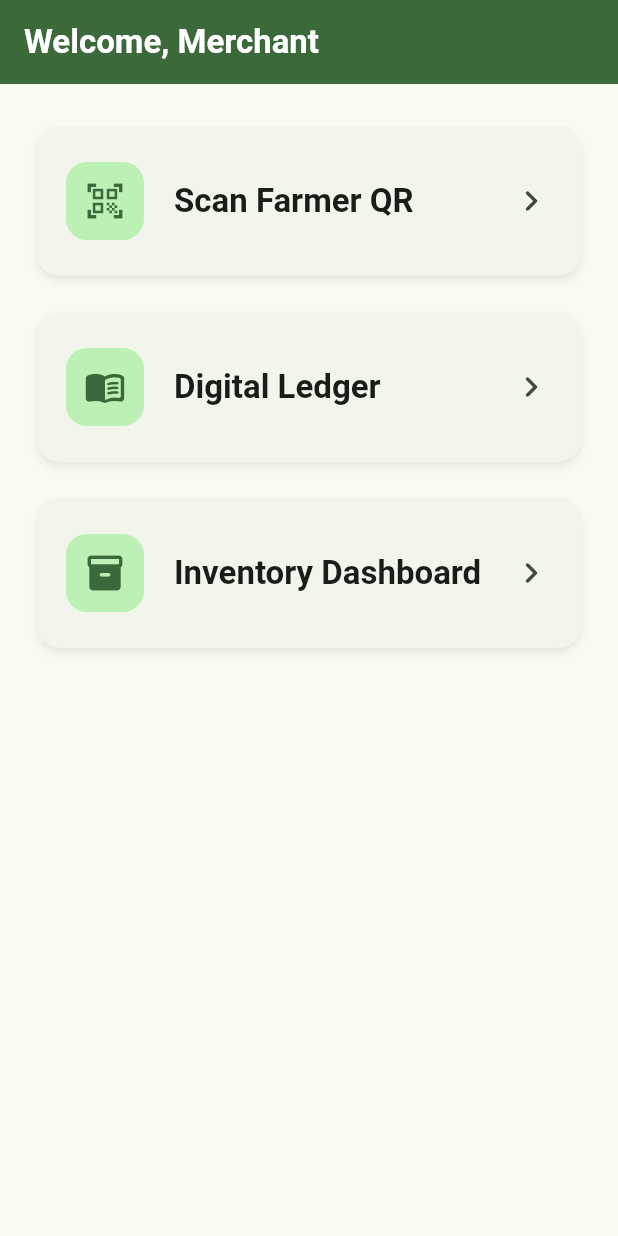
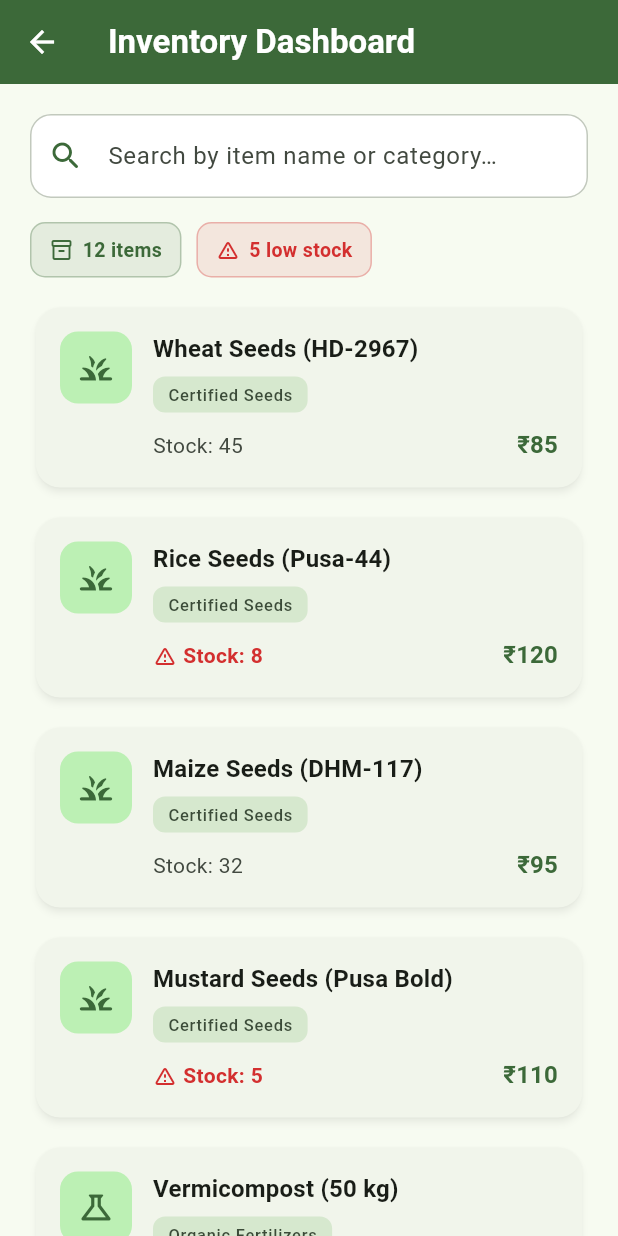
Before and after one commit to DigvijayParade/integrated_agri_hub, a Flutter app: the screen it shows after launch, after a tap on "Inventory Dashboard", on a phone screen of 412 x 824 dp. Run offline on Flutter 3.47's test engine with Material 3 defaults, Android fonts, the phone set to English and light mode, and no system bars; missing offline and left inert: mobile_scanner.

Commit message:
Complete Inventory Dashboard and fix voucher data routing bug

```diff
--- a/lib/main.dart
+++ b/lib/main.dart
@@ -1,5 +1,6 @@
 import 'package:flutter/material.dart';
 import 'screens/digital_ledger_screen.dart';
+import 'screens/inventory_dashboard_screen.dart';
 import 'screens/voucher_scanner_screen.dart';
 
 void main() {
@@ -59,13 +60,26 @@ class ShopkeeperDashboard extends StatelessWidget {
               _DashboardCard(
                 icon: Icons.qr_code_scanner,
                 label: 'Scan Farmer QR',
-                onTap: () {
-                  Navigator.push(
+                onTap: () async {
+                  final result = await Navigator.push<String>(
                     context,
                     MaterialPageRoute(
                       builder: (_) => const VoucherScannerScreen(),
                     ),
                   );
+                  // Guard against using context after an async gap
+                  if (!context.mounted) return;
+                  if (result != null && result.isNotEmpty) {
+                    Navigator.push(
+                      context,
+                      MaterialPageRoute(
+                        builder: (_) => DigitalLedgerScreen(
+                          preFilledVoucherCode: result, // FIXED LINE
+                          isVoucherApplied: true,
+                        ),
+                      ),
+                    );
+                  }
                 },
               ),
               const SizedBox(height: 16),
@@ -86,7 +100,12 @@ class ShopkeeperDashboard extends StatelessWidget {
                 icon: Icons.inventory_2_rounded,
                 label: 'Inventory Dashboard',
                 onTap: () {
-                  // TODO: navigate to inventory
+                  Navigator.push(
+                    context,
+                    MaterialPageRoute(
+                      builder: (_) => const InventoryDashboardScreen(),
+                    ),
+                  );
                 },
               ),
             ],
--- a/lib/screens/digital_ledger_screen.dart
+++ b/lib/screens/digital_ledger_screen.dart
@@ -7,12 +7,12 @@ import 'package:flutter/material.dart';
 class DigitalLedgerScreen extends StatefulWidget {
   const DigitalLedgerScreen({
     super.key,
-    this.preFilledFarmerId,
+    this.preFilledVoucherCode,
     this.isVoucherApplied = false,
   });
 
-  /// Farmer ID returned from the QR / manual voucher scan.
-  final String? preFilledFarmerId;
+  /// Voucher code returned from the QR / manual voucher scan.
+  final String? preFilledVoucherCode;
 
   /// When true, payment type is pre-set to "Cash/Voucher".
   final bool isVoucherApplied;
@@ -28,10 +28,8 @@ class _DigitalLedgerScreenState extends State<DigitalLedgerScreen> {
   @override
   void initState() {
     super.initState();
-    // Pre-fill Farmer ID if provided by scanner
-    _farmerIdController = TextEditingController(
-      text: widget.preFilledFarmerId ?? '',
-    );
+    // Initialize an empty controller so the shopkeeper can manually type the ID
+    _farmerIdController = TextEditingController();
     // Pre-select payment type based on voucher flag
     _paymentType = widget.isVoucherApplied ? 'Cash/Voucher' : 'Cash/Voucher';
   }
@@ -115,7 +113,28 @@ class _DigitalLedgerScreenState extends State<DigitalLedgerScreen> {
 
             const SizedBox(height: 28),
 
-            // ------- Farmer ID (pre-filled from scanner) -------
+            // ------- Verified Voucher Green Box -------
+            if (widget.preFilledVoucherCode != null && widget.preFilledVoucherCode!.isNotEmpty)
+              Container(
+                width: double.infinity,
+                padding: const EdgeInsets.all(12),
+                margin: const EdgeInsets.only(bottom: 16),
+                decoration: BoxDecoration(
+                  color: Colors.green.shade50,
+                  border: Border.all(color: Colors.green),
+                  borderRadius: BorderRadius.circular(8),
+                ),
+                child: Text(
+                  '✅ Verified Voucher: ${widget.preFilledVoucherCode}',
+                  style: const TextStyle(
+                    color: Colors.green,
+                    fontWeight: FontWeight.bold,
+                    fontSize: 16,
+                  ),
+                ),
+              ),
+
+            // ------- Farmer ID -------
             _LedgerTextField(
               label: 'Farmer ID',
               hint: 'e.g. FRM-001',
--- /dev/null
+++ b/lib/screens/inventory_dashboard_screen.dart
@@ -0,0 +1,443 @@
+import 'package:flutter/material.dart';
+
+// ---------------------------------------------------------------------------
+// InventoryDashboardScreen — browse & search shopkeeper stock
+// ---------------------------------------------------------------------------
+class InventoryDashboardScreen extends StatefulWidget {
+  const InventoryDashboardScreen({super.key});
+
+  @override
+  State<InventoryDashboardScreen> createState() =>
+      _InventoryDashboardScreenState();
+}
+
+class _InventoryDashboardScreenState extends State<InventoryDashboardScreen> {
+  final TextEditingController _searchController = TextEditingController();
+
+  /// Master list — never mutated.
+  final List<_InventoryItem> _allItems = const [
+    // ── Certified Seeds ──
+    _InventoryItem(
+      name: 'Wheat Seeds (HD-2967)',
+      category: 'Certified Seeds',
+      stock: 45,
+      unitPrice: 85,
+    ),
+    _InventoryItem(
+      name: 'Rice Seeds (Pusa-44)',
+      category: 'Certified Seeds',
+      stock: 8,
+      unitPrice: 120,
+    ),
+    _InventoryItem(
+      name: 'Maize Seeds (DHM-117)',
+      category: 'Certified Seeds',
+      stock: 32,
+      unitPrice: 95,
+    ),
+    _InventoryItem(
+      name: 'Mustard Seeds (Pusa Bold)',
+      category: 'Certified Seeds',
+      stock: 5,
+      unitPrice: 110,
+    ),
+
+    // ── Organic Fertilizers ──
+    _InventoryItem(
+      name: 'Vermicompost (50 kg)',
+      category: 'Organic Fertilizers',
+      stock: 60,
+      unitPrice: 350,
+    ),
+    _InventoryItem(
+      name: 'Neem Cake (25 kg)',
+      category: 'Organic Fertilizers',
+      stock: 3,
+      unitPrice: 280,
+    ),
+    _InventoryItem(
+      name: 'Bio-NPK Granules',
+      category: 'Organic Fertilizers',
+      stock: 22,
+      unitPrice: 190,
+    ),
+    _InventoryItem(
+      name: 'Humic Acid Liquid (1 L)',
+      category: 'Organic Fertilizers',
+      stock: 15,
+      unitPrice: 240,
+    ),
+
+    // ── Tool Components ──
+    _InventoryItem(
+      name: 'Sprayer Nozzle Set',
+      category: 'Tool Components',
+      stock: 18,
+      unitPrice: 150,
+    ),
+    _InventoryItem(
+      name: 'Drip Emitters (pack of 50)',
+      category: 'Tool Components',
+      stock: 7,
+      unitPrice: 420,
+    ),
+    _InventoryItem(
+      name: 'Pruning Blade (8″)',
+      category: 'Tool Components',
+      stock: 25,
+      unitPrice: 175,
+    ),
+    _InventoryItem(
+      name: 'Garden Hose Connector',
+      category: 'Tool Components',
+      stock: 2,
+      unitPrice: 65,
+    ),
+  ];
+
+  /// Filtered view driven by the search bar.
+  List<_InventoryItem> _filteredItems = [];
+
+  @override
+  void initState() {
+    super.initState();
+    _filteredItems = List.of(_allItems);
+    _searchController.addListener(_onSearchChanged);
+  }
+
+  @override
+  void dispose() {
+    _searchController.dispose();
+    super.dispose();
+  }
+
+  void _onSearchChanged() {
+    final query = _searchController.text.trim().toLowerCase();
+    setState(() {
+      if (query.isEmpty) {
+        _filteredItems = List.of(_allItems);
+      } else {
+        _filteredItems = _allItems.where((item) {
+          return item.name.toLowerCase().contains(query) ||
+              item.category.toLowerCase().contains(query);
+        }).toList();
+      }
+    });
+  }
+
+  // -----------------------------------------------------------------------
+  // Build
+  // -----------------------------------------------------------------------
+  @override
+  Widget build(BuildContext context) {
+    final colorScheme = Theme.of(context).colorScheme;
+    final textTheme = Theme.of(context).textTheme;
+
+    return Scaffold(
+      backgroundColor: colorScheme.surface,
+      appBar: AppBar(
+        backgroundColor: colorScheme.primary,
+        foregroundColor: colorScheme.onPrimary,
+        elevation: 0,
+        title: const Text(
+          'Inventory Dashboard',
+          style: TextStyle(fontWeight: FontWeight.w600, fontSize: 22),
+        ),
+      ),
+      body: Column(
+        children: [
+          // -------- Search bar --------
+          Padding(
+            padding: const EdgeInsets.fromLTRB(20, 20, 20, 8),
+            child: TextField(
+              controller: _searchController,
+              decoration: InputDecoration(
+                hintText: 'Search by item name or category…',
+                prefixIcon: Icon(
+                  Icons.search_rounded,
+                  color: colorScheme.primary,
+                ),
+                suffixIcon: ValueListenableBuilder<TextEditingValue>(
+                  valueListenable: _searchController,
+                  builder: (_, value, __) {
+                    if (value.text.isEmpty) return const SizedBox.shrink();
+                    return IconButton(
+                      icon: const Icon(Icons.close_rounded),
+                      onPressed: () => _searchController.clear(),
+                    );
+                  },
+                ),
+                filled: true,
+                fillColor: colorScheme.surfaceContainerLowest,
+                border: OutlineInputBorder(
+                  borderRadius: BorderRadius.circular(14),
+                  borderSide: BorderSide(color: colorScheme.outlineVariant),
+                ),
+                enabledBorder: OutlineInputBorder(
+                  borderRadius: BorderRadius.circular(14),
+                  borderSide: BorderSide(color: colorScheme.outlineVariant),
+                ),
+                focusedBorder: OutlineInputBorder(
+                  borderRadius: BorderRadius.circular(14),
+                  borderSide: BorderSide(
+                    color: colorScheme.primary,
+                    width: 2,
+                  ),
+                ),
+                contentPadding: const EdgeInsets.symmetric(
+                  horizontal: 16,
+                  vertical: 16,
+                ),
+              ),
+            ),
+          ),
+
+          // -------- Summary chip row --------
+          Padding(
+            padding: const EdgeInsets.symmetric(horizontal: 20, vertical: 8),
+            child: Row(
+              children: [
+                _SummaryChip(
+                  label: '${_filteredItems.length} items',
+                  icon: Icons.inventory_2_outlined,
+                  color: colorScheme.primary,
+                ),
+                const SizedBox(width: 10),
+                _SummaryChip(
+                  label:
+                      '${_filteredItems.where((i) => i.isLowStock).length} low stock',
+                  icon: Icons.warning_amber_rounded,
+                  color: Colors.red.shade700,
+                ),
+              ],
+            ),
+          ),
+
+          // -------- Item list --------
+          Expanded(
+            child: _filteredItems.isEmpty
+                ? Center(
+                    child: Column(
+                      mainAxisSize: MainAxisSize.min,
+                      children: [
+                        Icon(
+                          Icons.search_off_rounded,
+                          size: 56,
+                          color: colorScheme.onSurfaceVariant.withOpacity(0.4),
+                        ),
+                        const SizedBox(height: 12),
+                        Text(
+                          'No items match your search.',
+                          style: textTheme.bodyLarge?.copyWith(
+                            color: colorScheme.onSurfaceVariant,
+                          ),
+                        ),
+                      ],
+                    ),
+                  )
+                : ListView.separated(
+                    padding: const EdgeInsets.fromLTRB(20, 8, 20, 24),
+                    itemCount: _filteredItems.length,
+                    separatorBuilder: (_, __) => const SizedBox(height: 12),
+                    itemBuilder: (context, index) {
+                      return _InventoryCard(item: _filteredItems[index]);
+                    },
+                  ),
+          ),
+        ],
+      ),
+    );
+  }
+}
+
+// ---------------------------------------------------------------------------
+// Data class for a single inventory item
+// ---------------------------------------------------------------------------
+class _InventoryItem {
+  const _InventoryItem({
+    required this.name,
+    required this.category,
+    required this.stock,
+    required this.unitPrice,
+  });
+
+  final String name;
+  final String category;
+  final int stock;
+  final double unitPrice;
+
+  /// Items below 10 units are flagged as low stock.
+  bool get isLowStock => stock < 10;
+}
+
+// ---------------------------------------------------------------------------
+// Inventory item card
+// ---------------------------------------------------------------------------
+class _InventoryCard extends StatelessWidget {
+  const _InventoryCard({required this.item});
+
+  final _InventoryItem item;
+
+  IconData get _categoryIcon {
+    switch (item.category) {
+      case 'Certified Seeds':
+        return Icons.grass_rounded;
+      case 'Organic Fertilizers':
+        return Icons.science_outlined;
+      case 'Tool Components':
+        return Icons.build_circle_outlined;
+      default:
+        return Icons.category_outlined;
+    }
+  }
+
+  @override
+  Widget build(BuildContext context) {
+    final colorScheme = Theme.of(context).colorScheme;
+    final textTheme = Theme.of(context).textTheme;
+
+    return Card(
+      elevation: 2,
+      shadowColor: colorScheme.shadow.withOpacity(0.3),
+      shape: RoundedRectangleBorder(borderRadius: BorderRadius.circular(16)),
+      child: Padding(
+        padding: const EdgeInsets.symmetric(horizontal: 16, vertical: 16),
+        child: Row(
+          crossAxisAlignment: CrossAxisAlignment.start,
+          children: [
+            // Category icon container
+            Container(
+              width: 48,
+              height: 48,
+              decoration: BoxDecoration(
+                color: colorScheme.primaryContainer,
+                borderRadius: BorderRadius.circular(12),
+              ),
+              child: Icon(
+                _categoryIcon,
+                size: 26,
+                color: colorScheme.primary,
+              ),
+            ),
+            const SizedBox(width: 14),
+
+            // Item details
+            Expanded(
+              child: Column(
+                crossAxisAlignment: CrossAxisAlignment.start,
+                children: [
+                  // Item name
+                  Text(
+                    item.name,
+                    style: textTheme.titleMedium?.copyWith(
+                      fontWeight: FontWeight.w600,
+                      color: colorScheme.onSurface,
+                    ),
+                  ),
+                  const SizedBox(height: 6),
+
+                  // Category chip
+                  Container(
+                    padding: const EdgeInsets.symmetric(
+                      horizontal: 10,
+                      vertical: 4,
+                    ),
+                    decoration: BoxDecoration(
+                      color: colorScheme.secondaryContainer,
+                      borderRadius: BorderRadius.circular(8),
+                    ),
+                    child: Text(
+                      item.category,
+                      style: textTheme.labelSmall?.copyWith(
+                        color: colorScheme.onSecondaryContainer,
+                        fontWeight: FontWeight.w500,
+                      ),
+                    ),
+                  ),
+                  const SizedBox(height: 10),
+
+                  // Stock + Price row
+                  Row(
+                    children: [
+                      // Stock quantity
+                      if (item.isLowStock)
+                        Icon(
+                          Icons.warning_amber_rounded,
+                          size: 16,
+                          color: Colors.red.shade700,
+                        ),
+                      if (item.isLowStock) const SizedBox(width: 4),
+                      Text(
+                        'Stock: ${item.stock}',
+                        style: textTheme.bodyMedium?.copyWith(
+                          color: item.isLowStock
+                              ? Colors.red.shade700
+                              : colorScheme.onSurfaceVariant,
+                          fontWeight: item.isLowStock
+                              ? FontWeight.w700
+                              : FontWeight.w400,
+                        ),
+                      ),
+                      const Spacer(),
+
+                      // Unit price
+                      Text(
+                        '₹${item.unitPrice.toStringAsFixed(0)}',
+                        style: textTheme.titleMedium?.copyWith(
+                          fontWeight: FontWeight.w700,
+                          color: colorScheme.primary,
+                        ),
+                      ),
+                    ],
+                  ),
+                ],
+              ),
+            ),
+          ],
+        ),
+      ),
+    );
+  }
+}
+
+// ---------------------------------------------------------------------------
+// Small summary chip (e.g. "12 items", "4 low stock")
+// ---------------------------------------------------------------------------
+class _SummaryChip extends StatelessWidget {
+  const _SummaryChip({
+    required this.label,
+    required this.icon,
+    required this.color,
+  });
+
+  final String label;
+  final IconData icon;
+  final Color color;
+
+  @override
+  Widget build(BuildContext context) {
+    return Container(
+      padding: const EdgeInsets.symmetric(horizontal: 12, vertical: 8),
+      decoration: BoxDecoration(
+        color: color.withOpacity(0.1),
+        borderRadius: BorderRadius.circular(10),
+        border: Border.all(color: color.withOpacity(0.3)),
+      ),
+      child: Row(
+        mainAxisSize: MainAxisSize.min,
+        children: [
+          Icon(icon, size: 16, color: color),
+          const SizedBox(width: 6),
+          Text(
+            label,
+            style: TextStyle(
+              color: color,
+              fontWeight: FontWeight.w600,
+              fontSize: 13,
+            ),
+          ),
+        ],
+      ),
+    );
+  }
+}
```
